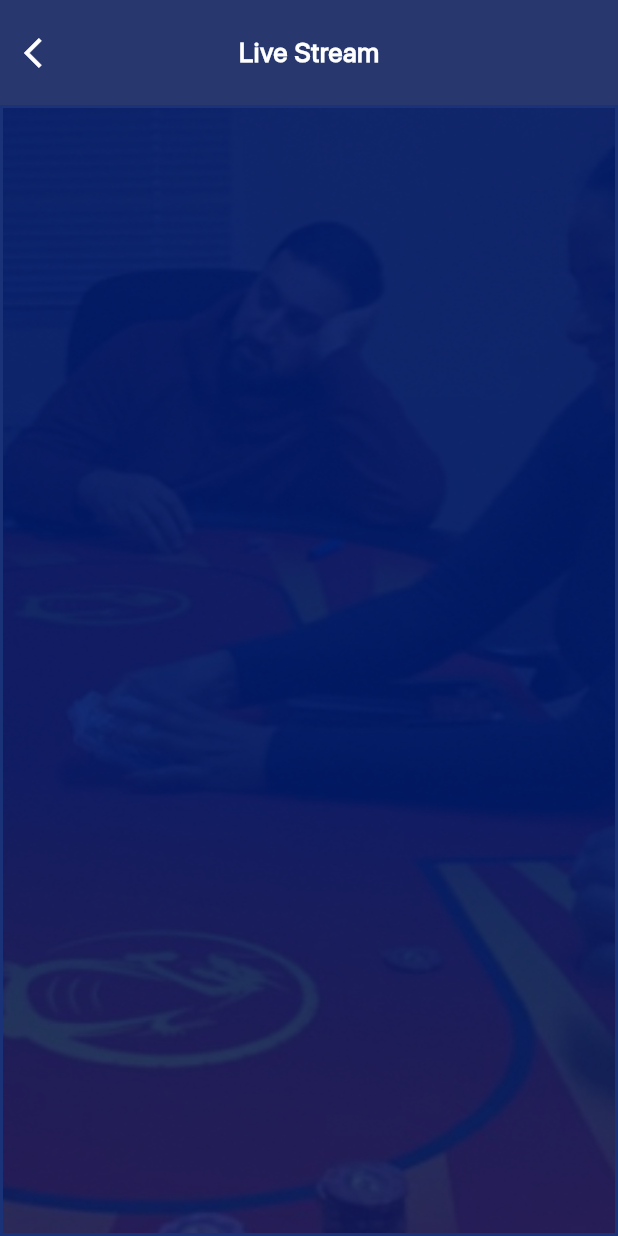
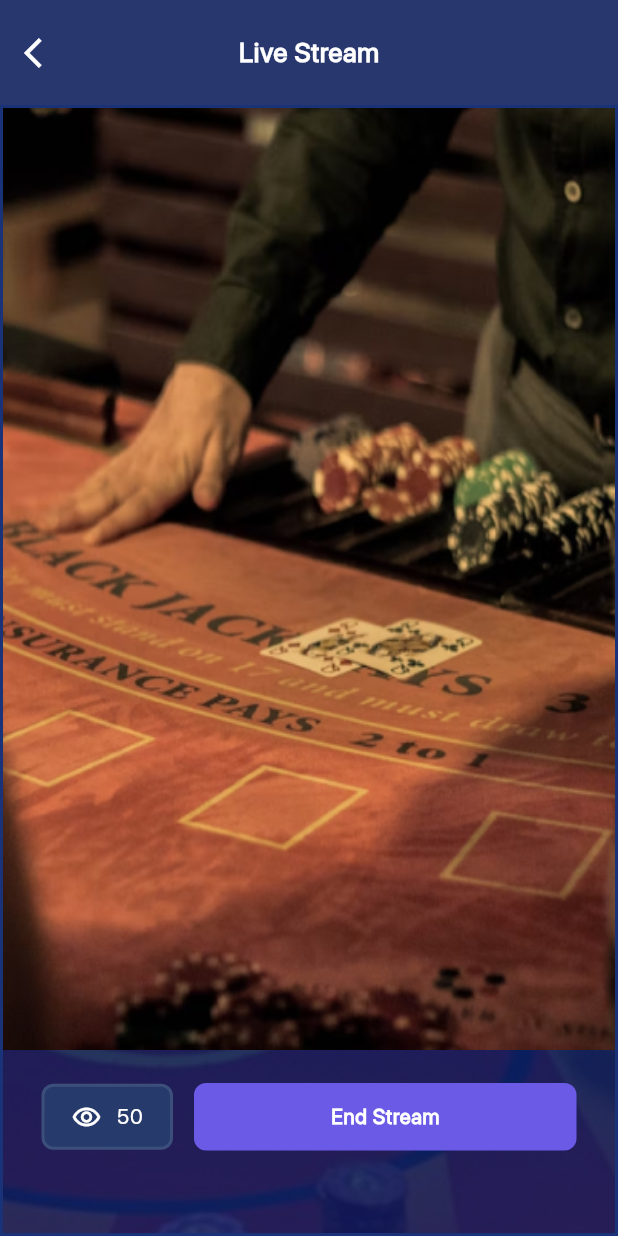
Before and after one commit to khansameer/poker_app, a Flutter app: the LiveStreamPage screen opened by its route, on a phone screen of 412 x 824 dp. Run offline on Flutter 3.47's test engine with Material 2 defaults, Android fonts, the phone set to English and light mode, and no system bars; our stand-ins replace flutter_svg, image_cropper, image_picker; project files that could hold a hidden picture were left out.

Commit message:
all code

```diff
--- a/lib/core/common/common_bg_page.dart
+++ b/lib/core/common/common_bg_page.dart
@@ -9,6 +9,8 @@ class CommonBgPage extends StatelessWidget {
    double ? margin;
    Alignment? alignment;
    String? backImagePath;
+
+
    CommonBgPage({super.key,
     this.imagePath,
      this.widget,
--- a/lib/core/utils/app_constants.dart
+++ b/lib/core/utils/app_constants.dart
@@ -34,5 +34,8 @@ class AppConstants{
   static double oneHundred = 100;
   static double oneHundredTwentyTwo = 122;
   static double oneHundredFourty = 140;
+  static double oneHundredFiftyFive= 155;
+
   static double oneHundredSeventyEight = 178;
+  static double twoHundredFiftyFive= 255;
 }
--- a/lib/core/utils/image_path.dart
+++ b/lib/core/utils/image_path.dart
@@ -47,4 +47,5 @@ const icCasino = '$baseIconPath/casino.svg';
 const icDoneCircle= '$baseIconPath/check_circle.svg';
 const icDelete= '$baseIconPath/delete.svg';
 const icMap= '$baseIconPath/ic_map.svg';
+const img= '$baseIconPath/img.png';
 const icEdit= '$baseIconPath/drive_file_rename_outline.svg';
--- a/lib/features/live_stream/live_stream_page.dart
+++ b/lib/features/live_stream/live_stream_page.dart
@@ -1,5 +1,7 @@
 import 'package:flutter/material.dart';
 import 'package:poker/core/common/common_bg_page.dart';
+import 'package:poker/core/common/common_button_widget.dart';
+import 'package:poker/core/common/common_text_widget.dart';
 import 'package:poker/core/utils/app_color.dart';
 import 'package:poker/core/utils/app_constants.dart';
 import 'package:poker/core/utils/app_utils.dart';
@@ -34,7 +36,61 @@ class LiveStreamPageState extends State<LiveStreamPage>{
           margin: AppConstants.zero,
           alignment: Alignment.topCenter,
           imagePath: icDashboardimg,
-          widget: Container(),
+          widget: Stack(
+
+            children: [
+              Align(
+                alignment: Alignment.topCenter,
+                child: Container(
+                  decoration: const BoxDecoration(
+                    image: DecorationImage(
+                      fit: BoxFit.fill,
+                      image: AssetImage(img)
+                    )
+                  ),
+                  margin: EdgeInsets.only(bottom: AppConstants.oneHundredTwentyTwo),
+                  height: double.infinity,
+
+                ),
+              ),
+              Align(
+                alignment: Alignment.bottomCenter,
+              child: Container(
+                height: AppConstants.oneHundred,
+                alignment: Alignment.topCenter,
+                color: Colors.transparent,
+                child: Row(
+                  mainAxisAlignment: MainAxisAlignment.center,
+                  mainAxisSize: MainAxisSize.max,
+                  children: [
+                    Container(
+                      padding: EdgeInsets.only(left: 18,top: 10,right: 18,bottom: 10),
+                      decoration: AppUtils.containerDecoration(
+                          borderWidth: AppConstants.two,
+                          radius: AppConstants.eight,
+                          color: AppColor.colorBlueClub),
+                      child: Row(
+                        children: [
+                          Icon(Icons.remove_red_eye_outlined,color: AppColor.colorWhite,size: AppConstants.twenty,),
+                          CommonTextWidget(text: '50',left: AppConstants.ten,)
+                        ],
+                      ),
+                    ),
+                    SizedBox(width: AppConstants.fourteen,),
+                    SizedBox(
+                        width: AppConstants.twoHundredFiftyFive,
+                        height: AppConstants.fortyFive,
+                        child: CommonButtonWidget(
+                          onPressed: (){
+                            AppUtils.onBack(context);
+                          },
+                          text: 'End Stream',padding: AppConstants.ten, ))
+                  ],
+                ),
+              ),
+              )
+            ],
+          ),
         ),
       ),
     );
--- a/lib/features/venue_info/venue_info_page.dart
+++ b/lib/features/venue_info/venue_info_page.dart
@@ -140,7 +140,7 @@ class VenueInfoPageState extends State<VenueInfoPage>{
                    ),
                    SizedBox(height: 13,),
                    AppUtils.commonDivider(color: AppColor.colorWhiteLight,indent: 0),
-                   ListTile(
+                  /* ListTile(
                      dense: false,
 
                      visualDensity: VisualDensity(
@@ -157,7 +157,7 @@ class VenueInfoPageState extends State<VenueInfoPage>{
                        fontWeight: FontWeight.w500,
                        textColor: AppColor.colorWhite1,
                      ),
-                   ),
+                   ),*/
                  ],
                )
               ],
```
